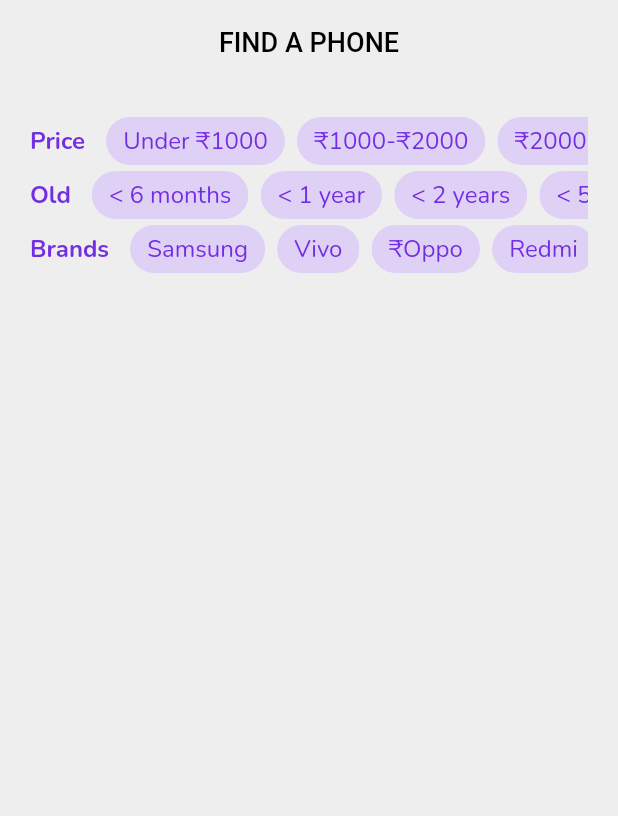
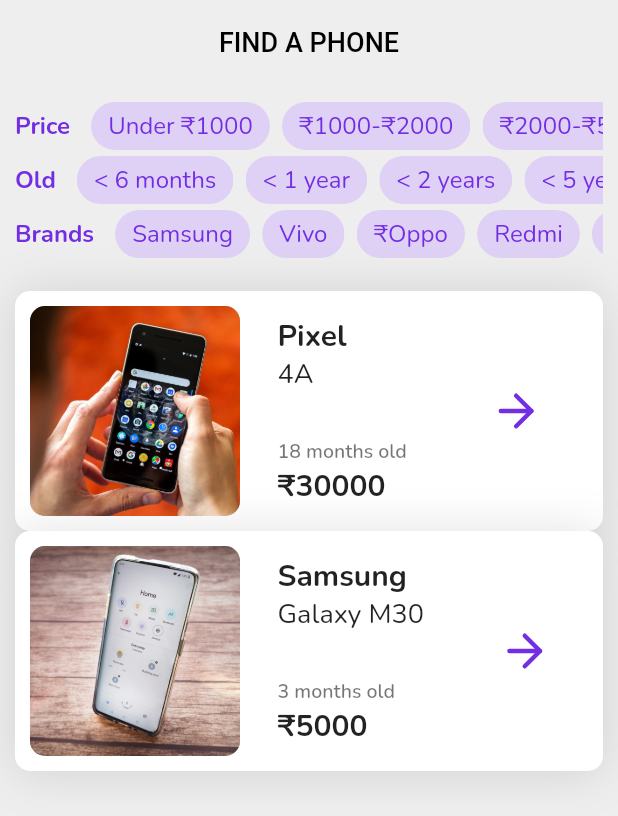
Before and after one commit to tc2n/secohand, a Flutter app: the screen it shows after launch, on a phone screen of 412 x 824 dp. Shown: the top 816 px of the screen. Run offline on Flutter 3.47's test engine with Material 2 defaults, Android fonts, the phone set to English and light mode, and no system bars; our stand-ins replace flutter_feather_icons, google_fonts.

Commit message:
added card UI

```diff
--- /dev/null
+++ b/lib/components/phoneCard.dart
@@ -0,0 +1,69 @@
+import 'package:flutter/material.dart';
+import 'package:flutter_feather_icons/flutter_feather_icons.dart';
+import 'package:secohand/constant.dart';
+
+class PhoneCard extends StatelessWidget {
+
+  final String url;
+  final String phoneBrand;
+  final String phoneModel;
+  final int price;
+  final int monthsOld;
+
+  PhoneCard({this.url, this.phoneBrand, this.phoneModel, this.price, this.monthsOld});
+
+  @override
+  Widget build(BuildContext context) {
+    return Container(
+      height: 160,
+      decoration: BoxDecoration(
+        color: Colors.white,
+        borderRadius: BorderRadius.all(Radius.circular(10)),
+        boxShadow: [
+          BoxShadow(
+            color: Colors.black12,
+            blurRadius: 27.0, // soften the shadow
+            spreadRadius: 0.0, //extend the shadow
+            offset: Offset(
+              0.0, // Move to right 10  horizontally
+              1.0, // Move to bottom 10 Vertically
+            ),
+          )
+        ],
+      ),
+      child: Row(
+        mainAxisAlignment: MainAxisAlignment.spaceAround,
+        children: [
+          Padding(
+            padding: const EdgeInsets.symmetric(horizontal: 10),
+            child: Container(
+              height: 140,
+              width: 140,
+              decoration: BoxDecoration(
+                borderRadius: BorderRadius.all(Radius.circular(10)),
+                color: Colors.black26,
+                image: DecorationImage(
+                    image: AssetImage(url), fit: BoxFit.cover),
+              ),
+            ),
+          ),
+          Padding(
+            padding: const EdgeInsets.all(15.0),
+            child: Column(
+              mainAxisAlignment: MainAxisAlignment.center,
+              crossAxisAlignment: CrossAxisAlignment.start,
+              children: [
+                Text(phoneBrand, style: brandName,),
+                Text(phoneModel, style: brandModel,),
+                SizedBox(height: 30,),
+                Text('$monthsOld months old', style: brandAge,),
+                Text('₹$price', style: brandName,),
+              ],
+            ),
+          ),
+          Expanded(child: Icon(FeatherIcons.arrowRight, color: primary, size: 35,)),
+        ],
+      ),
+    );
+  }
+}
--- a/lib/constant.dart
+++ b/lib/constant.dart
@@ -12,3 +12,6 @@ Color primaryTransparent = Color(0x33732de3);
 TextStyle appbar = GoogleFonts.roboto(color: Colors.black, fontSize: 18, fontWeight: FontWeight.w500);
 TextStyle chipHeading = GoogleFonts.nunito(color: primary, fontSize: 16, fontWeight: FontWeight.bold);
 TextStyle chipText = GoogleFonts.nunito(fontSize: 16, fontWeight: FontWeight.normal);
+TextStyle brandName = GoogleFonts.nunito(fontSize: 20, fontWeight: FontWeight.bold);
+TextStyle brandModel = GoogleFonts.nunito(fontSize: 18, fontWeight: FontWeight.normal);
+TextStyle brandAge = GoogleFonts.nunito(color: Colors.black54, fontWeight: FontWeight.w600, fontSize: 13);
--- a/lib/pages/findAPhone.dart
+++ b/lib/pages/findAPhone.dart
@@ -1,4 +1,5 @@
 import 'package:flutter/material.dart';
+import 'package:secohand/components/phoneCard.dart';
 import 'package:secohand/constant.dart';
 import 'package:secohand/components/filterChip.dart';
 
@@ -22,7 +23,7 @@ class _FindAPhoneState extends State<FindAPhone> {
         elevation: 0,
       ),
       body: Padding(
-        padding: const EdgeInsets.all(20.0),
+        padding: const EdgeInsets.all(10.0),
         child: Column(
           children: [
             Column(
@@ -148,6 +149,27 @@ class _FindAPhoneState extends State<FindAPhone> {
                 )
               ],
             ), //For Chips
+            SizedBox(height: 20),
+            Expanded(
+                child: ListView(
+                  physics: BouncingScrollPhysics(),
+              children: [
+                PhoneCard(
+                  url: 'images/pixel.jpg',
+                  phoneBrand: 'Pixel',
+                  phoneModel: '4A',
+                  monthsOld: 18,
+                  price: 30000,
+                ),
+                PhoneCard(
+                  url: 'images/samsung.jpg',
+                  phoneBrand: 'Samsung',
+                  phoneModel: 'Galaxy M30',
+                  monthsOld: 3,
+                  price: 5000,
+                ),
+              ],
+            )),
           ],
         ),
       ),
--- a/pubspec.yaml
+++ b/pubspec.yaml
@@ -29,6 +29,7 @@ dependencies:
   # Use with the CupertinoIcons class for iOS style icons.
   cupertino_icons: ^0.1.3
   google_fonts: ^1.1.0
+  flutter_feather_icons: ^1.0.3
 
 dev_dependencies:
   flutter_test:
@@ -46,8 +47,8 @@ flutter:
   uses-material-design: true
 
   # To add assets to your application, add an assets section, like this:
-  # assets:
-  #   - images/a_dot_burr.jpeg
+  assets:
+    - images/
   #   - images/a_dot_ham.jpeg
 
   # An image asset can refer to one or more resolution-specific "variants", see
```
Also changed, not shown: images/pixel.jpg (added), images/samsung.jpg (added), pubspec.lock.
